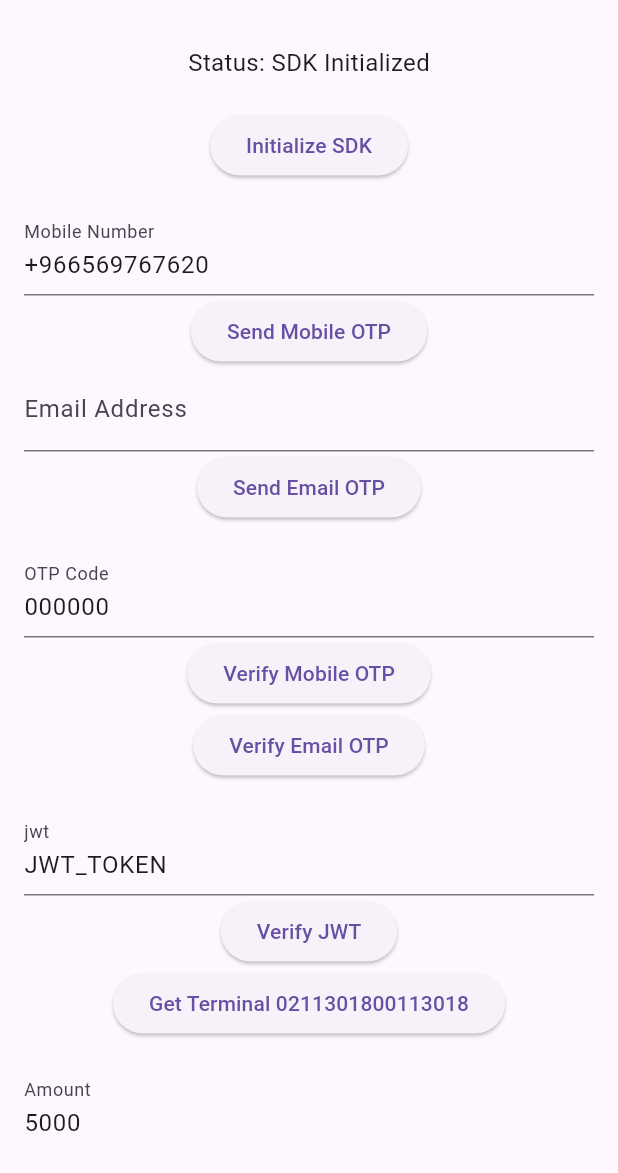
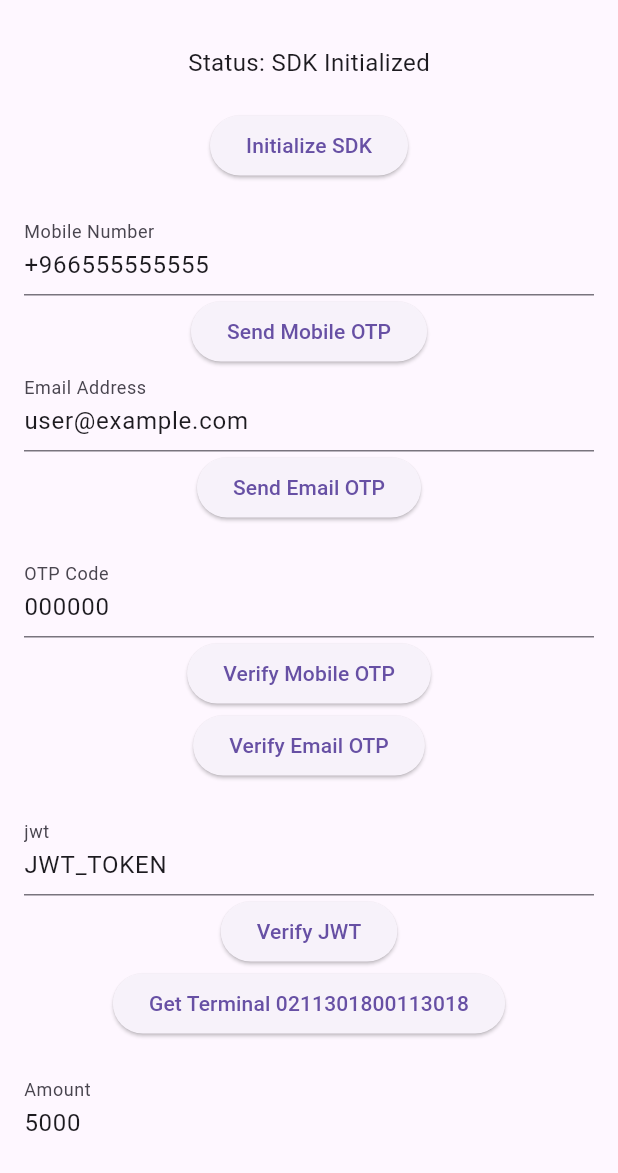
Before and after one commit to nearpayio/flutter-terminal-sdk, a Flutter app: the screen it shows after launch, after a tap on "Initialize SDK", on a phone screen of 412 x 824 dp, the part 63-1236 px from its top. Run offline on Flutter 3.47's test engine with Material 3 defaults, Android fonts, the phone set to English and light mode, and no system bars; our stand-ins replace plugin_platform_interface; accounts and stored records are empty.

Commit message:
Update Khalid

```diff
--- a/example/lib/main.dart
+++ b/example/lib/main.dart
@@ -37,8 +37,9 @@ class _PluginExampleState extends State<PluginExample> {
   String? transactionUuid;
 
   final TextEditingController _mobileController =
-      TextEditingController(text: "+966569767620");
-  final TextEditingController _emailController = TextEditingController();
+      TextEditingController(text: "+966555555555");
+  final TextEditingController _emailController =
+      TextEditingController(text: "user@example.com");
   final TextEditingController _otpController =
       TextEditingController(text: "000000");
   final TextEditingController _amountController =
@@ -60,8 +61,8 @@ class _PluginExampleState extends State<PluginExample> {
       setState(() => _status = "Initializing...");
       await _terminalSdk.initialize(
         environment: Environment.sandbox,
-        googleCloudProjectNumber: 2349789872,
-        huaweiSafetyDetectApiKey: "323432423423",
+        googleCloudProjectNumber: 12345678,  // Set Google Cloud project number
+        huaweiSafetyDetectApiKey: "your_api_key",   // Set Huawei API key
         country: Country.sa,
       );
       setState(() => _status = "SDK Initialized");
```
